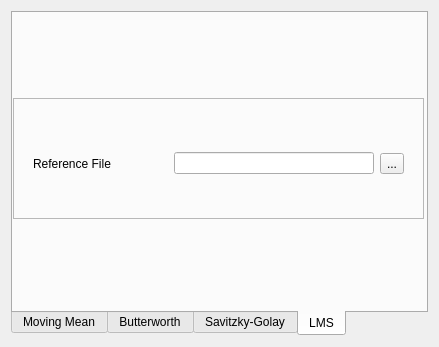
Qt form src/View/MainWindow/baselineform.ui (TurboMiki/ecg_app) before a commit.
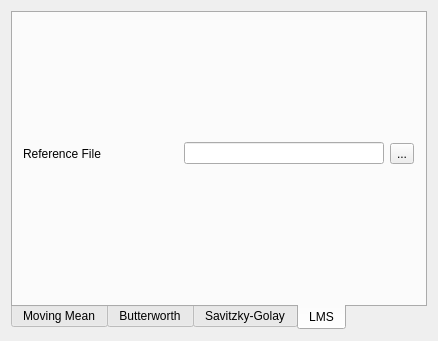
The same form after that commit. The open tabs and pages were chosen to show the change.

Commit message:
Revert "Merge branch 'GUI'"
This reverts commit 3d8b9a0e38fc0f724fdd4c8aa4ee746ea53dde42, reversing
changes made to 1e7f9e44cd4f056ea0c7a2aff22e3f08f36b13e8.

Patch:
```diff
--- a/src/View/MainWindow/baselineform.ui
+++ b/src/View/MainWindow/baselineform.ui
@@ -7,7 +7,7 @@
     <x>0</x>
     <y>0</y>
     <width>438</width>
-    <height>347</height>
+    <height>341</height>
    </rect>
   </property>
   <property name="windowTitle">
@@ -16,24 +16,6 @@
   <layout class="QVBoxLayout" name="verticalLayout">
    <item>
     <widget class="QTabWidget" name="FilterTab">
-     <property name="sizePolicy">
-      <sizepolicy hsizetype="Fixed" vsizetype="Fixed">
-       <horstretch>0</horstretch>
-       <verstretch>0</verstretch>
-      </sizepolicy>
-     </property>
-     <property name="minimumSize">
-      <size>
-       <width>417</width>
-       <height>325</height>
-      </size>
-     </property>
-     <property name="maximumSize">
-      <size>
-       <width>417</width>
-       <height>325</height>
-      </size>
-     </property>
      <property name="tabPosition">
       <enum>QTabWidget::TabPosition::South</enum>
      </property>
@@ -526,53 +508,13 @@
       <attribute name="title">
        <string>LMS</string>
       </attribute>
-      <widget class="QWidget" name="verticalLayoutWidget_3">
-       <property name="geometry">
-        <rect>
-         <x>0</x>
-         <y>0</y>
-         <width>411</width>
-         <height>281</height>
-        </rect>
-       </property>
-       <layout class="QVBoxLayout" name="verticalLayout_4">
-        <item>
-         <spacer name="verticalSpacer">
-          <property name="orientation">
-           <enum>Qt::Orientation::Vertical</enum>
-          </property>
-          <property name="sizeType">
-           <enum>QSizePolicy::Policy::Fixed</enum>
-          </property>
-          <property name="sizeHint" stdset="0">
-           <size>
-            <width>20</width>
-            <height>85</height>
-           </size>
-          </property>
-         </spacer>
-        </item>
-        <item>
-         <widget class="QFrame" name="frame_4">
-          <property name="sizePolicy">
-           <sizepolicy hsizetype="Preferred" vsizetype="Preferred">
-            <horstretch>0</horstretch>
-            <verstretch>0</verstretch>
-           </sizepolicy>
-          </property>
-          <property name="frameShape">
-           <enum>QFrame::Shape::StyledPanel</enum>
-          </property>
-          <property name="frameShadow">
-           <enum>QFrame::Shadow::Raised</enum>
-          </property>
           <widget class="QWidget" name="horizontalLayoutWidget_5">
            <property name="geometry">
             <rect>
              <x>0</x>
-             <y>10</y>
+         <y>0</y>
              <width>411</width>
-             <height>111</height>
+         <height>281</height>
             </rect>
            </property>
            <layout class="QHBoxLayout" name="horizontalLayout_7">
@@ -586,7 +528,7 @@
               </property>
               <property name="sizeHint" stdset="0">
                <size>
-                <width>20</width>
+            <width>10</width>
                 <height>20</height>
                </size>
               </property>
@@ -635,28 +577,8 @@
               </property>
               <property name="sizeHint" stdset="0">
                <size>
-                <width>20</width>
+            <width>10</width>
                 <height>20</height>
-               </size>
-              </property>
-             </spacer>
-            </item>
-           </layout>
-          </widget>
-         </widget>
-        </item>
-        <item>
-         <spacer name="verticalSpacer_2">
-          <property name="orientation">
-           <enum>Qt::Orientation::Vertical</enum>
-          </property>
-          <property name="sizeType">
-           <enum>QSizePolicy::Policy::Fixed</enum>
-          </property>
-          <property name="sizeHint" stdset="0">
-           <size>
-            <width>20</width>
-            <height>75</height>
            </size>
           </property>
          </spacer>
```
Left out of the diff: 76 changed lines with no effect on the pictures. Lines whose indentation alone changed are shown as unchanged. The commit also changes 3 other files.
